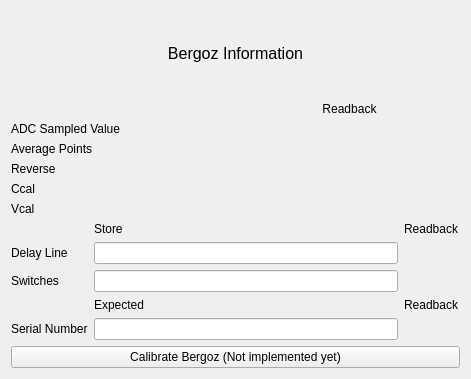
This is bcmApp/ui/bergozMain.ui in slaclab/BunchChargeMonitor as Qt 5 draws it before an edit. The edited form follows.
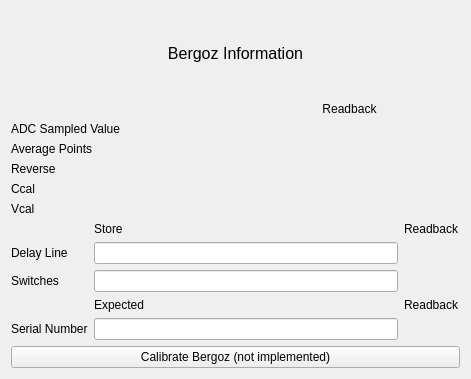
This is the edited form. Custom widgets are drawn as their Qt base class.

```diff
--- a/bcmApp/ui/bergozMain.ui
+++ b/bcmApp/ui/bergozMain.ui
@@ -284,7 +284,7 @@
         <string/>
        </property>
        <property name="text">
-        <string>Calibrate Bergoz (Not implemented yet)</string>
+        <string>Calibrate Bergoz (not implemented)</string>
        </property>
       </widget>
      </item>
```
